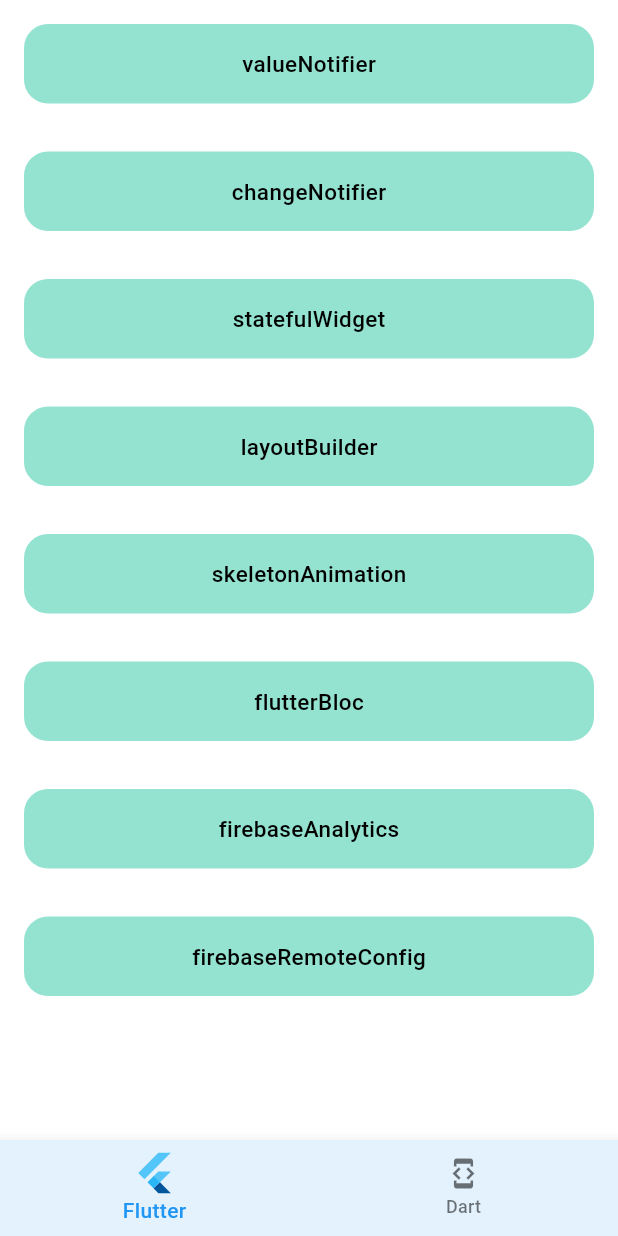
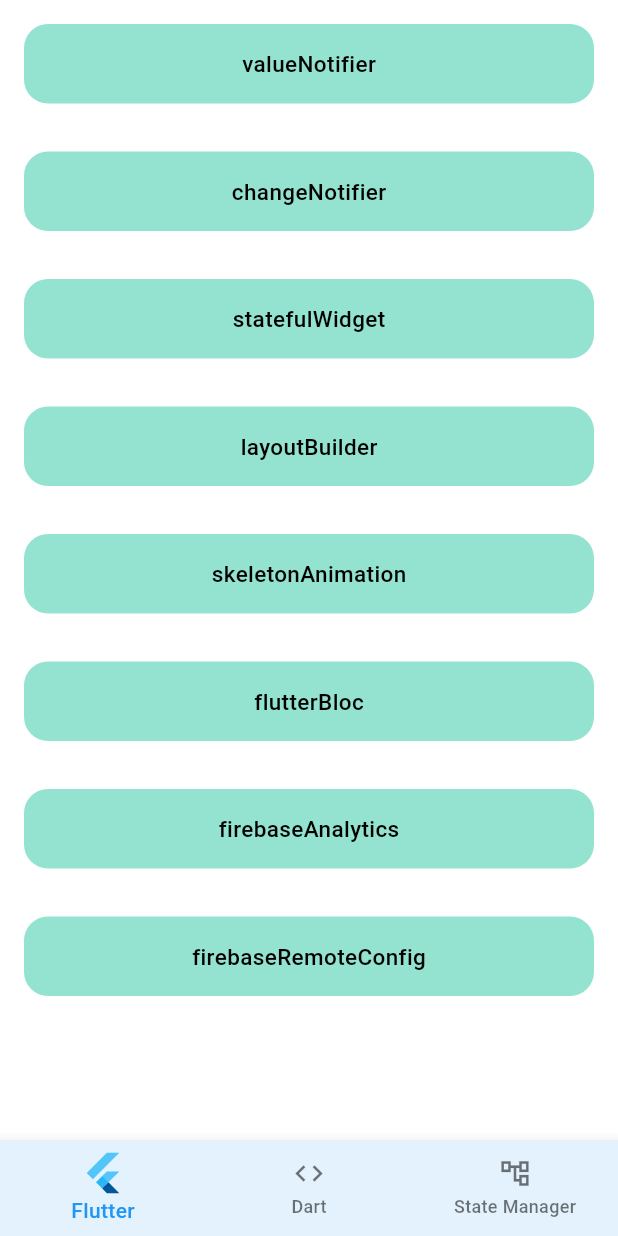
Before and after one commit to C0routine/Flutter_lab, a Flutter app: the screen it shows after launch, on a phone screen of 412 x 824 dp. Run offline on Flutter 3.47's test engine with Material 2 defaults, Android fonts, the phone set to English and light mode, and no system bars; our stand-ins replace firebase_analytics, firebase_core, firebase_remote_config, flutter_bloc, go_router; accounts and stored records are empty.

Commit message:
Feature/Flutter BLoC - Cubit Counter

```diff
--- a/lib/app/app_router.dart
+++ b/lib/app/app_router.dart
@@ -1,22 +1,28 @@
 import 'package:flutter/material.dart';
+import 'package:flutterlab/widgets/state_management/bloc/counter/view/counter_page.dart';
+import 'package:go_router/go_router.dart';
+
+import 'package:flutterlab/tab/dart_route.dart';
+import 'package:flutterlab/tab/flutter_route.dart';
+import 'package:flutterlab/tab/state_management_route.dart';
+import 'package:flutterlab/tab/root_route_bottom_navigation_bar.dart';
+
 import 'package:flutterlab/widgets/flutter/firebase_analytics_lab.dart';
 import 'package:flutterlab/widgets/flutter/firebase_remote_config_lab.dart';
 import 'package:flutterlab/widgets/flutter/flutter_bloc_lab.dart';
 import 'package:flutterlab/widgets/flutter/layoutbuilder_lab.dart';
 import 'package:flutterlab/widgets/flutter/skeleton_animation_lab.dart';
 import 'package:flutterlab/widgets/flutter/statefulwidget_lab.dart';
-import 'package:go_router/go_router.dart';
-
-import 'package:flutterlab/tab/dart_route.dart';
-import 'package:flutterlab/tab/flutter_route.dart';
-import 'package:flutterlab/tab/root_route_bottom_navigation_bar.dart';
-
 import 'package:flutterlab/widgets/flutter/valuenotifier_lab.dart';
 import 'package:flutterlab/widgets/flutter/change_notifier_lab.dart';
 import 'package:flutterlab/widgets/flutter/inherited_widget_lab.dart';
 
 import 'package:flutterlab/widgets/dart/singletons_lab.dart';
 import 'package:flutterlab/widgets/dart/keywords.dart';
+
+import 'package:flutterlab/widgets/state_management/bloc/bloc_main.dart';
+import 'package:flutterlab/widgets/state_management/getx/getx_main.dart';
+import 'package:flutterlab/widgets/state_management/provider/provider_main.dart';
 
 /// AppRouter path, name 정의
 enum AppRouter {
@@ -35,7 +41,16 @@ enum AppRouter {
   // dart routes
   dart(path: '/dart'),
   keywords(path: '/dart/keywords'),
-  singletons(path: '/dart/singletons');
+  singletons(path: '/dart/singletons'),
+
+  // State Management Routes
+  stateManagement(path: '/stateManagement'),
+  // BLoC
+  bloc(path: '/stateManagement/bloc'),
+  cubitCounter(path: '/stateManagement/bloc/cubitCounter'),
+  getX(path: '/stateManagement/getX'),
+  provider(path: '/stateManagement/provider'),
+  temp(path: '/tempPath');
 
   // navigation 에서만 사용, router 정의에는 사용하지 말것.
   final String path;
@@ -61,6 +76,7 @@ final GoRouter routerConfig = GoRouter(
         return RootRouteBottomNavigationBar(shell: navigationShell);
       },
       branches: [
+        // Flutter
         StatefulShellBranch(
           routes: [
             GoRoute(
@@ -81,6 +97,8 @@ final GoRouter routerConfig = GoRouter(
             ),
           ],
         ),
+
+        // Dart
         StatefulShellBranch(
           routes: [
             GoRoute(
@@ -94,6 +112,36 @@ final GoRouter routerConfig = GoRouter(
             ),
           ],
         ),
+
+        // State Management
+        StatefulShellBranch(
+          routes: [
+            GoRoute(
+              path: AppRouter.stateManagement.path,
+              name: AppRouter.stateManagement.name,
+              builder: (BuildContext context, GoRouterState state) => const StateManagement(),
+              routes: [
+                appGoRoute(
+                  AppRouter.bloc,
+                  const StateBlocMain(),
+                  routes: [
+                    appGoRoute(AppRouter.cubitCounter, const CounterPage()),
+                  ],
+                ),
+                appGoRoute(
+                  AppRouter.getX,
+                  const StateGetXMain(),
+                  routes: [],
+                ),
+                appGoRoute(
+                  AppRouter.provider,
+                  const StateProviderMain(),
+                  routes: [],
+                ),
+              ],
+            ),
+          ],
+        ),
       ],
     ),
   ],
--- a/lib/main.dart
+++ b/lib/main.dart
@@ -1,11 +1,17 @@
 import 'package:firebase_analytics/firebase_analytics.dart';
 import 'package:flutter/material.dart';
+import 'package:flutter_bloc/flutter_bloc.dart';
 import 'package:firebase_core/firebase_core.dart';
+
+import 'package:flutterlab/app/app_observer.dart';
 import 'package:flutterlab/app/app_router.dart';
 import 'package:flutterlab/app/app_theme.dart';
 import 'package:flutterlab/app/app_firebase_options.dart';
 
 void main() async {
+  // BLoC Observer
+  Bloc.observer = AppObserver();
+
   // Firebase init
   WidgetsFlutterBinding.ensureInitialized();
   await Firebase.initializeApp(options: DefaultFirebaseOptions.currentPlatform);
--- a/lib/tab/root_route_bottom_navigation_bar.dart
+++ b/lib/tab/root_route_bottom_navigation_bar.dart
@@ -22,7 +22,8 @@ class RootRouteBottomNavigationBar extends StatelessWidget {
         unselectedIconTheme: const IconThemeData(size: 22),
         items: const [
           BottomNavigationBarItem(icon: FlutterLogo(), label: 'Flutter'),
-          BottomNavigationBarItem(icon: Icon(Icons.developer_mode), label: 'Dart'),
+          BottomNavigationBarItem(icon: Icon(Icons.code_outlined), label: 'Dart'),
+          BottomNavigationBarItem(icon: Icon(Icons.account_tree_outlined), label: 'State Manager'),
         ],
       ),
     );
--- /dev/null
+++ b/lib/widgets/state_management/bloc/counter/counter.dart
@@ -0,0 +1,4 @@
+// Counter All
+
+export 'cubit/counter_cubit.dart';
+export 'view/view.dart';
--- /dev/null
+++ b/lib/widgets/state_management/bloc/counter/cubit/counter_cubit.dart
@@ -0,0 +1,9 @@
+import 'package:flutter_bloc/flutter_bloc.dart';
+
+class CounterCubit extends Cubit<int> {
+  CounterCubit(int initialState) : super(initialState);
+
+  void increment() => emit(state + 1);
+
+  void decrement() => emit(state - 1);
+}
--- /dev/null
+++ b/lib/widgets/state_management/bloc/counter/view/view.dart
@@ -0,0 +1,4 @@
+// Counter All Views
+
+export 'counter_page.dart';
+export 'counter_view.dart';
```
Also changed, not shown: lib/app/app_observer.dart (added, +9 -0 lines), lib/tab/state_management_route.dart (added, +47 -0 lines), lib/widgets/state_management/bloc/bloc_main.dart (added, +46 -0 lines), lib/widgets/state_management/bloc/counter/view/counter_page.dart (added, +15 -0 lines), lib/widgets/state_management/bloc/counter/view/counter_view.dart (added, +45 -0 lines), lib/widgets/state_management/getx/getx_main.dart (added, +44 -0 lines), lib/widgets/state_management/provider/provider_main.dart (added, +44 -0 lines), pubspec.lock, 2 other files.
